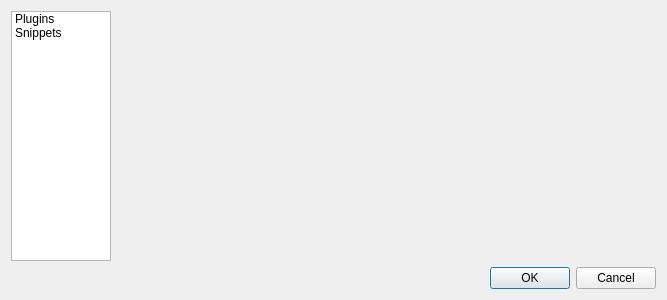
Before: the Qt Designer form FugioApp/settings/settingsdialog.ui in bigfug/Fugio, drawn with Qt 5.
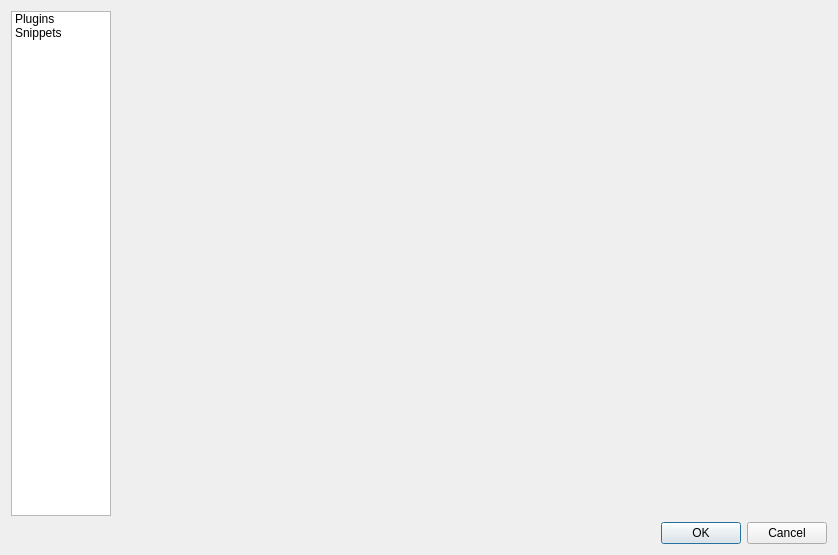
After: the same form once the commit is applied. Custom widgets are drawn as their Qt base class.

Commit message: Did some work on the plugin form. Slow going but progress made.

The edit to the form file:
```diff
--- a/FugioApp/settings/settingsdialog.ui
+++ b/FugioApp/settings/settingsdialog.ui
@@ -6,8 +6,8 @@
    <rect>
     <x>0</x>
     <y>0</y>
-    <width>667</width>
-    <height>300</height>
+    <width>838</width>
+    <height>555</height>
    </rect>
   </property>
   <property name="windowTitle">
```
The commit also changes 6 other files.
